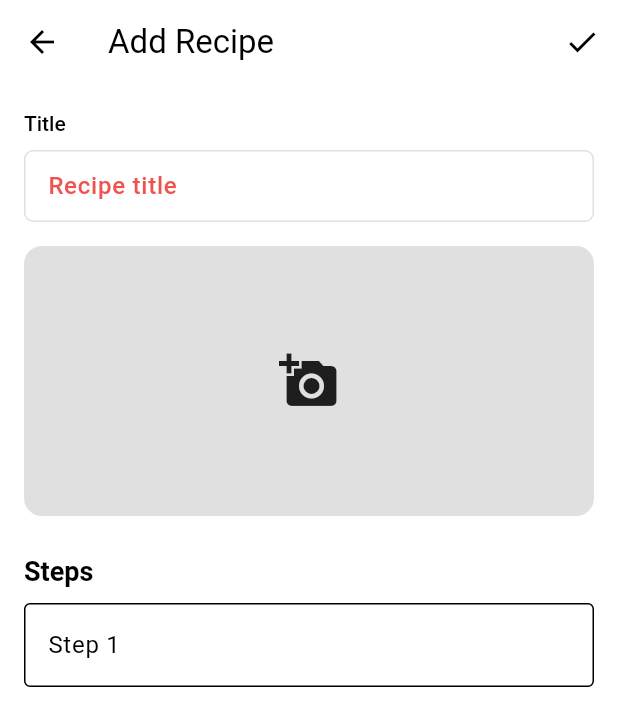
After one commit to Jack-Ashman/meal_planner, a Flutter app: the AddRecipePage screen opened directly, on a phone screen of 412 x 824 dp. The commit adds this screen. Shown: the top 726 px of the screen. Run offline on Flutter 3.47's test engine with Material 3 defaults, Android fonts, the phone set to English and light mode, and no system bars; our stand-ins replace image_picker, lucide_icons, shared_preferences; accounts and stored records are empty.

Commit message:
feat: add AddRecipePage form with steps repeater

```diff
--- /dev/null
+++ b/lib/frontend/pages/add_recipe_page.dart
@@ -0,0 +1,166 @@
+import 'dart:io';
+import 'package:flutter/material.dart';
+import 'package:image_picker/image_picker.dart';
+import 'package:provider/provider.dart';
+import 'package:meal_planner/imports.dart';
+
+class AddRecipePage extends StatefulWidget {
+  const AddRecipePage({super.key});
+
+  @override
+  State<AddRecipePage> createState() => _AddRecipePageState();
+}
+
+class _AddRecipePageState extends State<AddRecipePage> {
+  final _titleController = TextEditingController();
+  final List<TextEditingController> _stepControllers = [TextEditingController()];
+  File? _pickedImage;
+
+  @override
+  void dispose() {
+    _titleController.dispose();
+    for (final controller in _stepControllers) {
+      controller.dispose();
+    }
+    super.dispose();
+  }
+
+  Future<void> _pickImage() async {
+    final picked = await ImagePicker().pickImage(source: ImageSource.gallery);
+    if (picked == null) return;
+    setState(() {
+      _pickedImage = File(picked.path);
+    });
+  }
+
+  void _addStep() {
+    setState(() {
+      _stepControllers.add(TextEditingController());
+    });
+  }
+
+  void _removeStep(int index) {
+    if (_stepControllers.length <= 1) return;
+    setState(() {
+      final removed = _stepControllers.removeAt(index);
+      removed.dispose();
+    });
+  }
+
+  Future<void> _save() async {
+    final title = _titleController.text.trim();
+    final steps = _stepControllers.map((c) => c.text.trim()).where((s) => s.isNotEmpty).toList();
+
+    if (title.isEmpty) {
+      ScaffoldMessenger.of(context).showSnackBar(
+        const SnackBar(content: Text('Please enter a title.')),
+      );
+      return;
+    }
+
+    if (steps.isEmpty) {
+      ScaffoldMessenger.of(context).showSnackBar(
+        const SnackBar(content: Text('Please add at least one step.')),
+      );
+      return;
+    }
+
+    final id = DateTime.now().millisecondsSinceEpoch.toString();
+    String? imagePath;
+
+    final pickedImage = _pickedImage;
+    if (pickedImage != null) {
+      imagePath = await copyImageToAppStorage(pickedImage, '$id.jpg');
+    }
+
+    final recipe = Recipe(id: id, title: title, imagePath: imagePath, steps: steps);
+    final recipeProvider = context.read<RecipeProvider>();
+
+    await recipeProvider.addRecipe(recipe);
+
+    if (!mounted) return;
+    Navigator.pop(context);
+  }
+
+  @override
+  Widget build(BuildContext context) {
+    return Scaffold(
+      appBar: AppBar(
+        title: const Text('Add Recipe'),
+        actions: [
+          IconButton(
+            icon: const Icon(Icons.check),
+            onPressed: _save,
+          ),
+        ],
+      ),
+      body: SingleChildScrollView(
+        padding: const EdgeInsets.all(16),
+        child: Column(
+          crossAxisAlignment: CrossAxisAlignment.start,
+          children: [
+            TextInput(controller: _titleController, labelText: 'Title', hintText: 'Recipe title'),
+
+            const SizedBox(height: 16),
+
+            GestureDetector(
+              onTap: _pickImage,
+              child: Container(
+                height: 180,
+                width: double.infinity,
+                decoration: BoxDecoration(
+                  color: Colors.grey[300],
+                  borderRadius: BorderRadius.circular(12),
+                  image: _pickedImage != null
+                      ? DecorationImage(image: FileImage(_pickedImage!), fit: BoxFit.cover)
+                      : null,
+                ),
+                child: _pickedImage == null
+                    ? const Center(child: Icon(Icons.add_a_photo, size: 40))
+                    : null,
+              ),
+            ),
+
+            const SizedBox(height: 24),
+
+            TailwindText(context, classes: 'text-lg font-bold', 'Steps'),
+
+            const SizedBox(height: 8),
+
+            for (var i = 0; i < _stepControllers.length; i++)
+              Padding(
+                key: ValueKey(_stepControllers[i]),
+                padding: const EdgeInsets.only(bottom: 12),
+                child: Row(
+                  crossAxisAlignment: CrossAxisAlignment.start,
+                  children: [
+                    Expanded(
+                      child: TextField(
+                        controller: _stepControllers[i],
+                        maxLines: null,
+                        decoration: InputDecoration(
+                          labelText: 'Step ${i + 1}',
+                          border: const OutlineInputBorder(),
+                        ),
+                      ),
+                    ),
+                    if (_stepControllers.length > 1)
+                      IconButton(
+                        icon: const Icon(Icons.remove_circle_outline),
+                        onPressed: () => _removeStep(i),
+                      ),
+                  ],
+                ),
+              ),
+
+            TextButton.icon(
+              onPressed: _addStep,
+              icon: const Icon(Icons.add),
+              label: const Text('Add step'),
+            ),
+          ],
+        ),
+      ),
+    );
+  }
+}
--- a/lib/frontend/pages/pages.dart
+++ b/lib/frontend/pages/pages.dart
@@ -1,3 +1,4 @@
+export "add_recipe_page.dart";
 export "base_page.dart";
 export "calendar_page.dart";
 export "home_page.dart";
--- a/pubspec.yaml
+++ b/pubspec.yaml
@@ -38,6 +38,7 @@ dependencies:
   provider: ^6.1.5
   shared_preferences: ^2.5.3
   path_provider: ^2.1.5
+  image_picker: ^1.2.1
 
 dev_dependencies:
   flutter_test:
```
Also changed, not shown: pubspec.lock, 1 other file.
